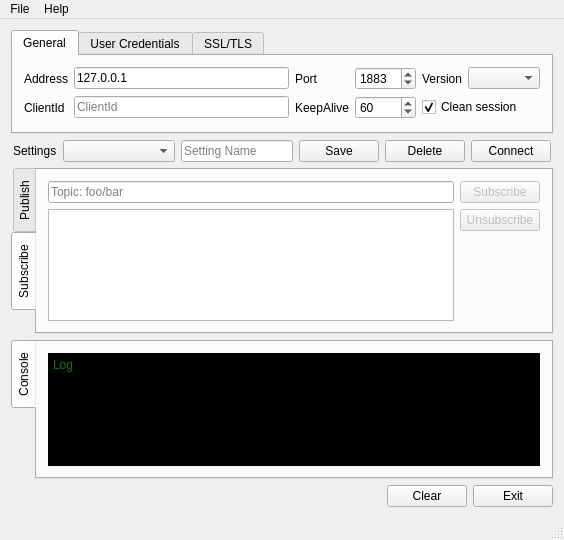
Above: mainwindow.ui from cncap/ax-mqtt-client before the change. Below: the same form after it.
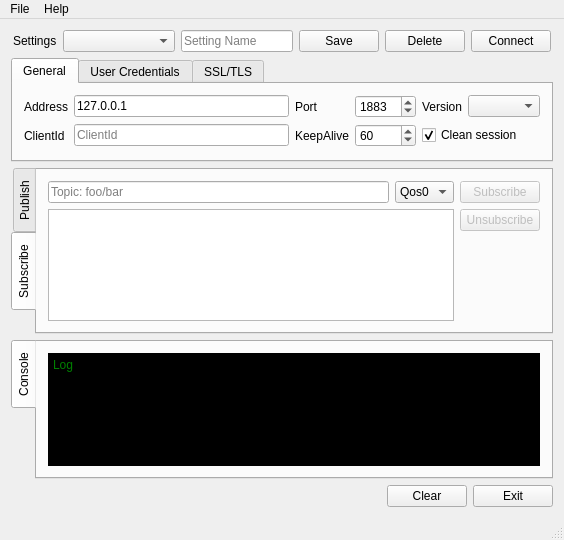
That is the form after the change. The open tabs and pages were chosen to show the change. Icons and pictures are not drawn.

What changed in the file:
```diff
--- a/mainwindow.ui
+++ b/mainwindow.ui
@@ -40,6 +40,100 @@
   <widget class="QWidget" name="centralWidget">
    <layout class="QGridLayout" name="gridLayout_6">
     <item row="0" column="0" colspan="3">
+     <layout class="QHBoxLayout" name="horizontalLayout_2" stretch="1,3,3,1,1,1">
+      <property name="sizeConstraint">
+       <enum>QLayout::SetMaximumSize</enum>
+      </property>
+      <property name="leftMargin">
+       <number>2</number>
+      </property>
+      <property name="rightMargin">
+       <number>2</number>
+      </property>
+      <item>
+       <widget class="QLabel" name="label_12">
+        <property name="layoutDirection">
+         <enum>Qt::LeftToRight</enum>
+        </property>
+        <property name="text">
+         <string>Settings</string>
+        </property>
+       </widget>
+      </item>
+      <item>
+       <widget class="QComboBox" name="comboBoxSettings">
+        <property name="layoutDirection">
+         <enum>Qt::LeftToRight</enum>
+        </property>
+       </widget>
+      </item>
+      <item>
+       <widget class="QLineEdit" name="lineEditSetting">
+        <property name="layoutDirection">
+         <enum>Qt::LeftToRight</enum>
+        </property>
+        <property name="echoMode">
+         <enum>QLineEdit::Normal</enum>
+        </property>
+        <property name="placeholderText">
+         <string>Setting Name</string>
+        </property>
+       </widget>
+      </item>
+      <item>
+       <widget class="QPushButton" name="buttonSave">
+        <property name="layoutDirection">
+         <enum>Qt::LeftToRight</enum>
+        </property>
+        <property name="text">
+         <string>Save</string>
+        </property>
+        <property name="icon">
+         <iconset resource="resource.qrc">
+          <normaloff>:/icon/button/resources/disk.png</normaloff>:/icon/button/resources/disk.png</iconset>
+        </property>
+        <property name="checkable">
+         <bool>false</bool>
+        </property>
+        <property name="autoRepeat">
+         <bool>false</bool>
+        </property>
+        <property name="autoExclusive">
+         <bool>false</bool>
+        </property>
+       </widget>
+      </item>
+      <item>
+       <widget class="QPushButton" name="buttonDelete">
+        <property name="layoutDirection">
+         <enum>Qt::LeftToRight</enum>
+        </property>
+        <property name="text">
+         <string>Delete</string>
+        </property>
+        <property name="icon">
+         <iconset resource="resource.qrc">
+          <normaloff>:/icon/button/resources/delete.png</normaloff>:/icon/button/resources/delete.png</iconset>
+        </property>
+       </widget>
+      </item>
+      <item>
+       <widget class="QPushButton" name="buttonConnect">
+        <property name="layoutDirection">
+         <enum>Qt::LeftToRight</enum>
+        </property>
+        <property name="text">
+         <string>Connect</string>
+        </property>
+        <property name="icon">
+         <iconset resource="resource.qrc">
+          <normaloff>:/icon/button/resources/connect.png</normaloff>:/icon/button/resources/connect.png</iconset>
+        </property>
+       </widget>
+      </item>
+     </layout>
+    </item>
+    <item row="1" column="0" colspan="3">
      <widget class="QTabWidget" name="tabWidget_3">
       <property name="sizePolicy">
        <sizepolicy hsizetype="Expanding" vsizetype="Maximum">
@@ -266,100 +360,6 @@
       </widget>
      </widget>
     </item>
-    <item row="1" column="0" colspan="3">
-     <layout class="QHBoxLayout" name="horizontalLayout_2" stretch="1,3,3,1,1,1">
-      <property name="sizeConstraint">
-       <enum>QLayout::SetMaximumSize</enum>
-      </property>
-      <property name="leftMargin">
-       <number>2</number>
-      </property>
-      <property name="rightMargin">
-       <number>2</number>
-      </property>
-      <item>
-       <widget class="QLabel" name="label_12">
-        <property name="layoutDirection">
-         <enum>Qt::LeftToRight</enum>
-        </property>
-        <property name="text">
-         <string>Settings</string>
-        </property>
-       </widget>
-      </item>
-      <item>
-       <widget class="QComboBox" name="comboBoxSettings">
-        <property name="layoutDirection">
-         <enum>Qt::LeftToRight</enum>
-        </property>
-       </widget>
-      </item>
-      <item>
-       <widget class="QLineEdit" name="lineEditSetting">
-        <property name="layoutDirection">
-         <enum>Qt::LeftToRight</enum>
-        </property>
-        <property name="echoMode">
-         <enum>QLineEdit::Normal</enum>
-        </property>
-        <property name="placeholderText">
-         <string>Setting Name</string>
-        </property>
-       </widget>
-      </item>
-      <item>
-       <widget class="QPushButton" name="buttonSave">
-        <property name="layoutDirection">
-         <enum>Qt::LeftToRight</enum>
-        </property>
-        <property name="text">
-         <string>Save</string>
-        </property>
-        <property name="icon">
-         <iconset resource="resource.qrc">
-          <normaloff>:/icon/button/resources/disk.png</normaloff>:/icon/button/resources/disk.png</iconset>
-        </property>
-        <property name="checkable">
-         <bool>false</bool>
-        </property>
-        <property name="autoRepeat">
-         <bool>false</bool>
-        </property>
-        <property name="autoExclusive">
-         <bool>false</bool>
-        </property>
-       </widget>
-      </item>
-      <item>
-       <widget class="QPushButton" name="buttonDelete">
-        <property name="layoutDirection">
-         <enum>Qt::LeftToRight</enum>
-        </property>
-        <property name="text">
-         <string>Delete</string>
-        </property>
-        <property name="icon">
-         <iconset resource="resource.qrc">
-          <normaloff>:/icon/button/resources/delete.png</normaloff>:/icon/button/resources/delete.png</iconset>
-        </property>
-       </widget>
-      </item>
-      <item>
-       <widget class="QPushButton" name="buttonConnect">
-        <property name="layoutDirection">
-         <enum>Qt::LeftToRight</enum>
-        </property>
-        <property name="text">
-         <string>Connect</string>
-        </property>
-        <property name="icon">
-         <iconset resource="resource.qrc">
-          <normaloff>:/icon/button/resources/connect.png</normaloff>:/icon/button/resources/connect.png</iconset>
-        </property>
-       </widget>
-      </item>
-     </layout>
-    </item>
     <item row="2" column="0" colspan="3">
      <widget class="QTabWidget" name="tabWidget">
       <property name="minimumSize">
@@ -399,7 +399,7 @@
          </widget>
         </item>
         <item row="0" column="1">
-         <widget class="QComboBox" name="comboBoxQos">
+         <widget class="QComboBox" name="comboBoxPubQos">
           <item>
            <property name="text">
             <string>Qos0</string>
@@ -459,6 +459,25 @@
          </widget>
         </item>
         <item row="0" column="1">
+         <widget class="QComboBox" name="comboBoxSubQos">
+          <item>
+           <property name="text">
+            <string>Qos0</string>
+           </property>
+          </item>
+          <item>
+           <property name="text">
+            <string>Qos1</string>
+           </property>
+          </item>
+          <item>
+           <property name="text">
+            <string>Qos2</string>
+           </property>
+          </item>
+         </widget>
+        </item>
+        <item row="0" column="2">
          <widget class="QPushButton" name="buttonSubscribe">
           <property name="enabled">
            <bool>false</bool>
@@ -468,10 +487,10 @@
           </property>
          </widget>
         </item>
-        <item row="1" column="0" rowspan="2">
+        <item row="1" column="0" rowspan="2" colspan="2">
          <widget class="QListWidget" name="listWidgetSubs"/>
         </item>
-        <item row="1" column="1">
+        <item row="1" column="2">
          <widget class="QPushButton" name="buttonUnsubscribe">
           <property name="enabled">
            <bool>false</bool>
@@ -481,7 +500,7 @@
           </property>
          </widget>
         </item>
-        <item row="2" column="1">
+        <item row="2" column="2">
          <spacer name="verticalSpacer">
           <property name="orientation">
            <enum>Qt::Vertical</enum>
```
